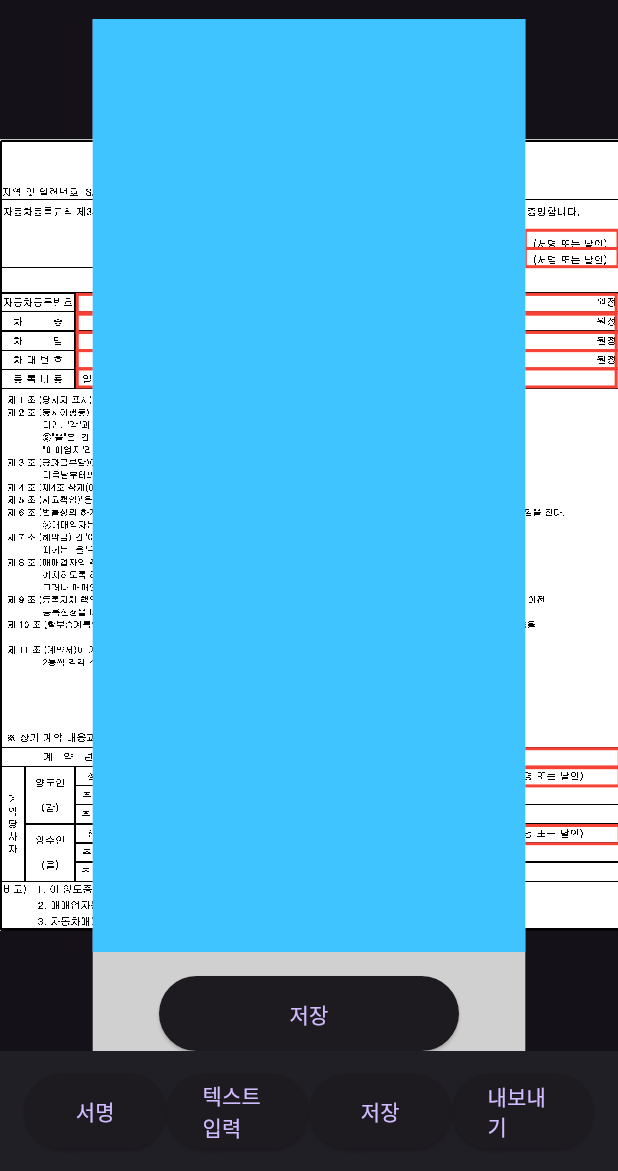
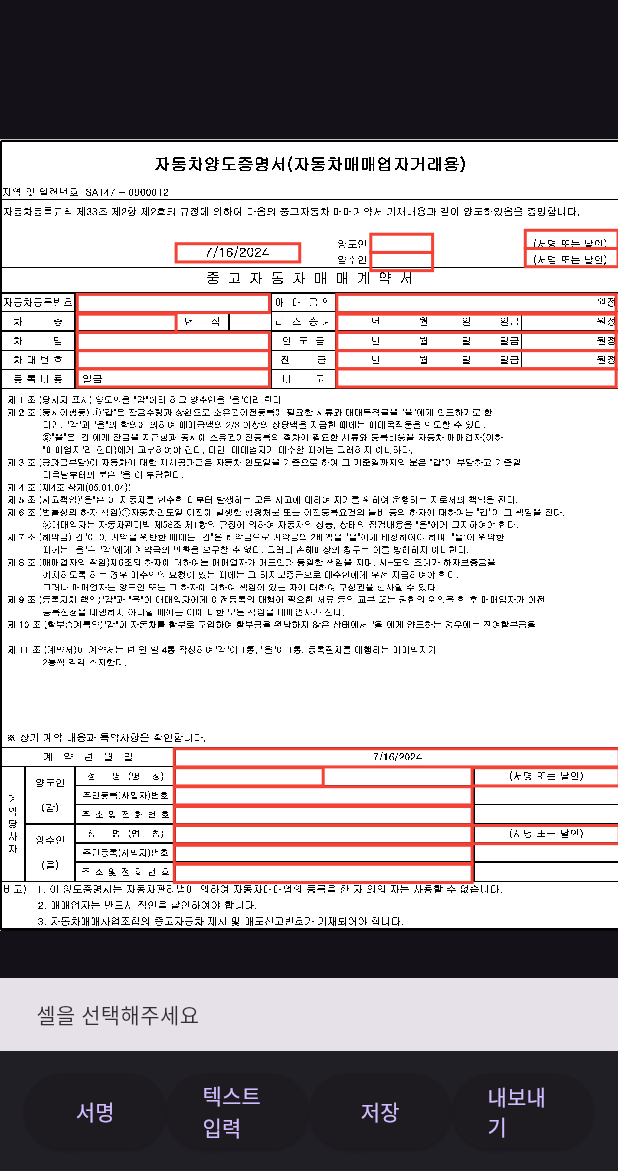
Before and after one commit to emptybiin/fastdealer, a Flutter app: the ContractFeatureDebug screen opened directly, item 2 of the bottom bar chosen, after a tap on "서명", on a phone screen of 412 x 824 dp, the part 65-1236 px from its top. Run offline on Flutter 3.47's test engine with Material 3 defaults, Android fonts, the phone set to English and light mode, and no system bars; drawn by our look-alikes of signature; our stand-ins replace share_plus; missing offline and left inert: excel.

Commit message:
스낵바 추가

```diff
--- a/lib/features/contract_debug.dart
+++ b/lib/features/contract_debug.dart
@@ -63,32 +63,81 @@ class _ContractFeatureDebugState extends State<ContractFeatureDebug> {
     });
   }
 
-  List<CustomRect> _calculatePredefinedAreas(double imageWidth, double imageHeight) {
+  List<CustomRect> _calculatePredefinedAreas(double imageWidth,
+      double imageHeight) {
     return [
-      CustomRect(Rect.fromLTWH(imageWidth * 0.6, imageHeight * 0.12, imageWidth * 0.1,          imageHeight * 0.023)), // H5 양도인 이름
-      CustomRect(Rect.fromLTWH(imageWidth * 0.6, imageHeight * 0.143, imageWidth * 0.1,          imageHeight * 0.023)), // H6 양수인 이름
-      CustomRect(Rect.fromLTWH(imageWidth * 0.85, imageHeight * 0.115, imageWidth * 0.15,          imageHeight * 0.023)), // K5 양도인 서명
-      CustomRect(Rect.fromLTWH(imageWidth * 0.85, imageHeight * 0.138, imageWidth * 0.15,          imageHeight * 0.023)), // K6 양수인 서명
-      CustomRect(Rect.fromLTWH(imageWidth * 0.125, imageHeight * 0.196, imageWidth * 0.311,          imageHeight * 0.023)), // C9 자동차등록번호
-      CustomRect(Rect.fromLTWH(imageWidth * 0.545, imageHeight * 0.196, imageWidth * 0.452,          imageHeight * 0.023)), // G9 매매금액
-      CustomRect(Rect.fromLTWH(imageWidth * 0.125, imageHeight * 0.221, imageWidth * 0.16,          imageHeight * 0.023)), // C10 차종
-      CustomRect(Rect.fromLTWH(imageWidth * 0.125, imageHeight * 0.244, imageWidth * 0.311,          imageHeight * 0.023)), // G10-K10 차명
-      CustomRect(Rect.fromLTWH(imageWidth * 0.125, imageHeight * 0.267, imageWidth * 0.311,          imageHeight * 0.023)), // C12 차대번호
-      CustomRect(Rect.fromLTWH(imageWidth * 0.125, imageHeight * 0.290, imageWidth * 0.311,          imageHeight * 0.023)), // C13 등록비용
-      CustomRect(Rect.fromLTWH(imageWidth * 0.545, imageHeight * 0.221, imageWidth * 0.452,          imageHeight * 0.023)), // G10-K10 리스승계
-      CustomRect(Rect.fromLTWH(imageWidth * 0.545, imageHeight * 0.244, imageWidth * 0.452,          imageHeight * 0.023)), // G11-K11 인도금
-      CustomRect(Rect.fromLTWH(imageWidth * 0.545, imageHeight * 0.267, imageWidth * 0.452,          imageHeight * 0.023)), // G12-K12 잔금
-      CustomRect(Rect.fromLTWH(imageWidth * 0.545, imageHeight * 0.290, imageWidth * 0.452,imageHeight * 0.023)), // G13 비고
-      CustomRect(Rect.fromLTWH(imageWidth * 0.285, imageHeight * 0.132, imageWidth * 0.2,          imageHeight * 0.023)), // A5 상단 날짜
-      CustomRect(Rect.fromLTWH(imageWidth * 0.282, imageHeight * 0.770, imageWidth * 0.72,          imageHeight * 0.023)), // A5 계약년월일
-      CustomRect(Rect.fromLTWH(imageWidth * 0.282, imageHeight * 0.794, imageWidth * 0.241,          imageHeight * 0.023)), // D43 양도인 성명
-      CustomRect(Rect.fromLTWH(imageWidth * 0.764, imageHeight * 0.794, imageWidth * 0.238,          imageHeight * 0.023)), // J43 양도인 서명 또는 날인
-      CustomRect(Rect.fromLTWH(imageWidth * 0.282, imageHeight * 0.818, imageWidth * 0.482,          imageHeight * 0.023)), // D44 양도인 주민등록(사업자)번호
-      CustomRect(Rect.fromLTWH(imageWidth * 0.282, imageHeight * 0.843, imageWidth * 0.482,          imageHeight * 0.023)), // D45 양도인 주소및전화번호
-      CustomRect(Rect.fromLTWH(imageWidth * 0.282, imageHeight * 0.867, imageWidth * 0.482,          imageHeight * 0.023)), // D46 양수인 성명
-      CustomRect(Rect.fromLTWH(imageWidth * 0.764, imageHeight * 0.867, imageWidth * 0.238,          imageHeight * 0.023)), // J46 양수인 서명 또는 날인
-      CustomRect(Rect.fromLTWH(imageWidth * 0.282, imageHeight * 0.892, imageWidth * 0.482,          imageHeight * 0.023)), // D47 양수인 주민등록(사업자)번호
-      CustomRect(Rect.fromLTWH(imageWidth * 0.282, imageHeight * 0.916, imageWidth * 0.482,          imageHeight * 0.023)), // D48 양수인 주소민전화번호
+      CustomRect(Rect.fromLTWH(
+          imageWidth * 0.6, imageHeight * 0.12, imageWidth * 0.1,
+          imageHeight * 0.023)), // H5 양도인 이름
+      CustomRect(Rect.fromLTWH(
+          imageWidth * 0.6, imageHeight * 0.143, imageWidth * 0.1,
+          imageHeight * 0.023)), // H6 양수인 이름
+      CustomRect(Rect.fromLTWH(
+          imageWidth * 0.85, imageHeight * 0.115, imageWidth * 0.15,
+          imageHeight * 0.023)), // K5 양도인 서명
+      CustomRect(Rect.fromLTWH(
+          imageWidth * 0.85, imageHeight * 0.138, imageWidth * 0.15,
+          imageHeight * 0.023)), // K6 양수인 서명
+      CustomRect(Rect.fromLTWH(
+          imageWidth * 0.125, imageHeight * 0.196, imageWidth * 0.311,
+          imageHeight * 0.023)), // C9 자동차등록번호
+      CustomRect(Rect.fromLTWH(
+          imageWidth * 0.545, imageHeight * 0.196, imageWidth * 0.452,
+          imageHeight * 0.023)), // G9 매매금액
+      CustomRect(Rect.fromLTWH(
+          imageWidth * 0.125, imageHeight * 0.221, imageWidth * 0.16,
+          imageHeight * 0.023)), // C10 차종
+      CustomRect(Rect.fromLTWH(
+          imageWidth * 0.125, imageHeight * 0.244, imageWidth * 0.311,
+          imageHeight * 0.023)), // G10-K10 차명
+      CustomRect(Rect.fromLTWH(
+          imageWidth * 0.125, imageHeight * 0.267, imageWidth * 0.311,
+          imageHeight * 0.023)), // C12 차대번호
+      CustomRect(Rect.fromLTWH(
+          imageWidth * 0.125, imageHeight * 0.290, imageWidth * 0.311,
+          imageHeight * 0.023)), // C13 등록비용
+      CustomRect(Rect.fromLTWH(
+          imageWidth * 0.545, imageHeight * 0.221, imageWidth * 0.452,
+          imageHeight * 0.023)), // G10-K10 리스승계
+      CustomRect(Rect.fromLTWH(
+          imageWidth * 0.545, imageHeight * 0.244, imageWidth * 0.452,
+          imageHeight * 0.023)), // G11-K11 인도금
+      CustomRect(Rect.fromLTWH(
+          imageWidth * 0.545, imageHeight * 0.267, imageWidth * 0.452,
+          imageHeight * 0.023)), // G12-K12 잔금
+      CustomRect(Rect.fromLTWH(
+          imageWidth * 0.545, imageHeight * 0.290, imageWidth * 0.452,
+          imageHeight * 0.023)), // G13 비고
+      CustomRect(Rect.fromLTWH(
+          imageWidth * 0.285, imageHeight * 0.132, imageWidth * 0.2,
+          imageHeight * 0.023)), // A5 상단 날짜
+      CustomRect(Rect.fromLTWH(
+          imageWidth * 0.282, imageHeight * 0.770, imageWidth * 0.72,
+          imageHeight * 0.023)), // A5 계약년월일
+      CustomRect(Rect.fromLTWH(
+          imageWidth * 0.282, imageHeight * 0.794, imageWidth * 0.241,
+          imageHeight * 0.023)), // D43 양도인 성명
+      CustomRect(Rect.fromLTWH(
+          imageWidth * 0.764, imageHeight * 0.794, imageWidth * 0.238,
+          imageHeight * 0.023)), // J43 양도인 서명 또는 날인
+      CustomRect(Rect.fromLTWH(
+          imageWidth * 0.282, imageHeight * 0.818, imageWidth * 0.482,
+          imageHeight * 0.023)), // D44 양도인 주민등록(사업자)번호
+      CustomRect(Rect.fromLTWH(
+          imageWidth * 0.282, imageHeight * 0.843, imageWidth * 0.482,
+          imageHeight * 0.023)), // D45 양도인 주소및전화번호
+      CustomRect(Rect.fromLTWH(
+          imageWidth * 0.282, imageHeight * 0.867, imageWidth * 0.482,
+          imageHeight * 0.023)), // D46 양수인 성명
+      CustomRect(Rect.fromLTWH(
+          imageWidth * 0.764, imageHeight * 0.867, imageWidth * 0.238,
+          imageHeight * 0.023)), // J46 양수인 서명 또는 날인
+      CustomRect(Rect.fromLTWH(
+          imageWidth * 0.282, imageHeight * 0.892, imageWidth * 0.482,
+          imageHeight * 0.023)), // D47 양수인 주민등록(사업자)번호
+      CustomRect(Rect.fromLTWH(
+          imageWidth * 0.282, imageHeight * 0.916, imageWidth * 0.482,
+          imageHeight * 0.023)), // D48 양수인 주소민전화번호
     ];
   }
 
@@ -99,7 +148,8 @@ class _ContractFeatureDebugState extends State<ContractFeatureDebug> {
     return frame.image;
   }
 
-  Future<ui.Image> _textToImage(String text, double width, double height, double fontSize) async {
+  Future<ui.Image> _textToImage(String text, double width, double height,
+      double fontSize) async {
     final recorder = ui.PictureRecorder();
     final canvas = Canvas(recorder, Rect.fromLTWH(0, 0, width, height));
     final textPainter = TextPainter(
@@ -115,8 +165,8 @@ class _ContractFeatureDebugState extends State<ContractFeatureDebug> {
     return picture.toImage(width.toInt(), height.toInt());
   }
 
-  Future<ui.Image> _combineImages(
-      ui.Image baseImage, ui.Image overlayImage, Rect rect) async {
+  Future<ui.Image> _combineImages(ui.Image baseImage, ui.Image overlayImage,
+      Rect rect) async {
     final recorder = ui.PictureRecorder();
     final canvas = Canvas(
         recorder,
@@ -175,7 +225,8 @@ class _ContractFeatureDebugState extends State<ContractFeatureDebug> {
           }
         }
 
-        final updatedImage = await _combineImages(contractImage!, overlayImage, selectedArea!);
+        final updatedImage = await _combineImages(
+            contractImage!, overlayImage, selectedArea!);
         await _saveImage(updatedImage, 'contract_with_overlay.png');
 
         setState(() {
@@ -188,12 +239,13 @@ class _ContractFeatureDebugState extends State<ContractFeatureDebug> {
         });
       }
     } else {
-      ScaffoldMessenger.of(context).showSnackBar(SnackBar(content: Text('Select a cell.')));
+      ScaffoldMessenger.of(context).showSnackBar(
+          SnackBar(content: Text('Select a cell.')));
     }
   }
 
-  Future<void> copyAssetFileToLocalDir(
-      String assetPath, String localFileName) async {
+  Future<void> copyAssetFileToLocalDir(String assetPath,
+      String localFileName) async {
     ByteData data = await rootBundle.load(assetPath);
     List<int> bytes = data.buffer.asUint8List();
     String localPath = await getFilePath(localFileName);
@@ -212,38 +264,76 @@ class _ContractFeatureDebugState extends State<ContractFeatureDebug> {
 
       // Clear text input controller
       textEditingController.clear();
-
-      if (selectedArea != null) {
-        double aspectRatio = selectedArea!.width / selectedArea!.height;
-        signatureHeight = MediaQuery.of(context).size.width / aspectRatio;
-      }
     });
   }
 
 
+  bool _showSelectCellSnackBar = false;
+
   @override
   Widget build(BuildContext context) {
-    // Get the keyboard height from MediaQuery
-    final keyboardHeight = MediaQuery.of(context).viewInsets.bottom;
+    final keyboardHeight = MediaQuery
+        .of(context)
+        .viewInsets
+        .bottom;
+
+    // Function to show snackbar
+    void _showSnackBar(String message) {
+      ScaffoldMessenger.of(context).showSnackBar(
+        SnackBar(
+          content: Text(message),
+          duration: Duration(seconds: 2),
+        ),
+      );
+    }
+
+    // Show snackbar if needed
+    if (_showSelectCellSnackBar && selectedArea == null) {
+      WidgetsBinding.instance.addPostFrameCallback((_) {
+        _showSnackBar('셀을 선택해주세요');
+        // Reset the flag to prevent repeated snackbars
+        setState(() {
+          _showSelectCellSnackBar = false;
+        });
+      });
+    }
 
     return Scaffold(
       appBar: AppBar(
         title: Text('계약서 서명 기능'),
       ),
-      body: Stack(
+      body: GestureDetector(
+        onTap: () {
+          // Reset state when tapping outside the editable areas
+          setState(() {
+            isSignatureMode = false;
+            isTextInputMode = false;
+            selectedArea = null;
+            _controller.clear();
+            textEditingController.clear();
+          });
+        },
+        child: Stack(
           children: [
             // Image Container - Fixed Position
             if (isImageLoaded)
               Positioned.fill(
                 child: GestureDetector(
                   onTapDown: (details) {
-                  final imageScale = MediaQuery.of(context).size.width / contractImage!.width;
+                    final imageScale = MediaQuery
+                        .of(context)
+                        .size
+                        .width / contractImage!.width;
                     final scaledHeight = contractImage!.height * imageScale;
-                  final imageTopOffset = (MediaQuery.of(context).size.height * imageScale - scaledHeight) / 2;
+                    final imageTopOffset = (MediaQuery
+                        .of(context)
+                        .size
+                        .height * imageScale - scaledHeight) / 2;
 
                     final touchPosition = Offset(
                       details.localPosition.dx / imageScale,
-                    (details.localPosition.dy / imageScale) + imageTopOffset * 3.2,
+                      (details.localPosition.dy / imageScale) +
+                          imageTopOffset * 3.2,
                     );
 
                     final tappedArea = predefinedAreas.firstWhere(
@@ -267,18 +357,30 @@ class _ContractFeatureDebugState extends State<ContractFeatureDebug> {
               ),
 
             // Overlay TextField or Signature
-          if (isTextInputMode || isSignatureMode)
+            if ((isTextInputMode || isSignatureMode) && selectedArea != null)
               Positioned(
                 bottom: keyboardHeight,
-              left: MediaQuery.of(context).size.width * 0.15,
-              right: MediaQuery.of(context).size.width * 0.15,
+                left: MediaQuery
+                    .of(context)
+                    .size
+                    .width * 0.15,
+                right: MediaQuery
+                    .of(context)
+                    .size
+                    .width * 0.15,
                 child: Container(
                   color: Colors.white.withOpacity(0.8),
-                width: MediaQuery.of(context).size.width * 0.7,
-                // Adjust the height for both modes
+                  width: MediaQuery
+                      .of(context)
+                      .size
+                      .width * 0.7,
                   height: isSignatureMode
-                    ? MediaQuery.of(context).size.width * 1.5 * ((selectedArea?.height ?? 1) / (selectedArea?.width ?? 1)) + 100 // Height for signature mode
-                    : 150, // Height for text input mode
+                      ? MediaQuery
+                      .of(context)
+                      .size
+                      .width * 1.5 * ((selectedArea?.height ?? 1) /
+                      (selectedArea?.width ?? 1)) + 100
+                      : 150,
                   child: Column(
                     mainAxisSize: MainAxisSize.min,
                     children: [
@@ -304,7 +406,7 @@ class _ContractFeatureDebugState extends State<ContractFeatureDebug> {
                           ),
                         ),
                       ),
-                    SizedBox(height: 16), // Space between Signature/TextField and Button
+                      SizedBox(height: 16),
                       ElevatedButton(
                         onPressed: () {
                           _saveSignatureOrText();
@@ -314,7 +416,9 @@ class _ContractFeatureDebugState extends State<ContractFeatureDebug> {
                     ],
                   ),
                 ),
-            ),],
+              ),
+          ],
+        ),
       ),
       bottomNavigationBar: BottomAppBar(
         child: Row(
@@ -324,8 +428,12 @@ class _ContractFeatureDebugState extends State<ContractFeatureDebug> {
               child: ElevatedButton(
                 onPressed: () {
                   setState(() {
+                    if (selectedArea == null) {
+                      _showSelectCellSnackBar = true;
+                    } else {
                       isSignatureMode = true;
                       isTextInputMode = false;
+                    }
                   });
                 },
                 child: Text('서명'),
@@ -335,12 +443,16 @@ class _ContractFeatureDebugState extends State<ContractFeatureDebug> {
               child: ElevatedButton(
                 onPressed: () {
                   setState(() {
+                    if (selectedArea == null) {
+                      _showSelectCellSnackBar = true;
+                    } else {
                       isTextInputMode = true;
                       isSignatureMode = false;
-                  });
                       // Request focus on the TextField
                       Future.delayed(Duration(milliseconds: 100), () {
                         FocusScope.of(context).requestFocus(textFocusNode);
+                      });
+                    }
                   });
                 },
                 child: Text('텍스트 입력'),
@@ -372,11 +484,9 @@ class _ContractFeatureDebugState extends State<ContractFeatureDebug> {
       ),
     );
   }
+}
 
-
-
-
-}class ContractPainter extends CustomPainter {
+class ContractPainter extends CustomPainter {
   final ui.Image contractImage;
   final List<CustomRect> predefinedAreas;
   final ui.Rect? selectedArea;
```
Lines whose indentation alone changed are shown as unchanged.
